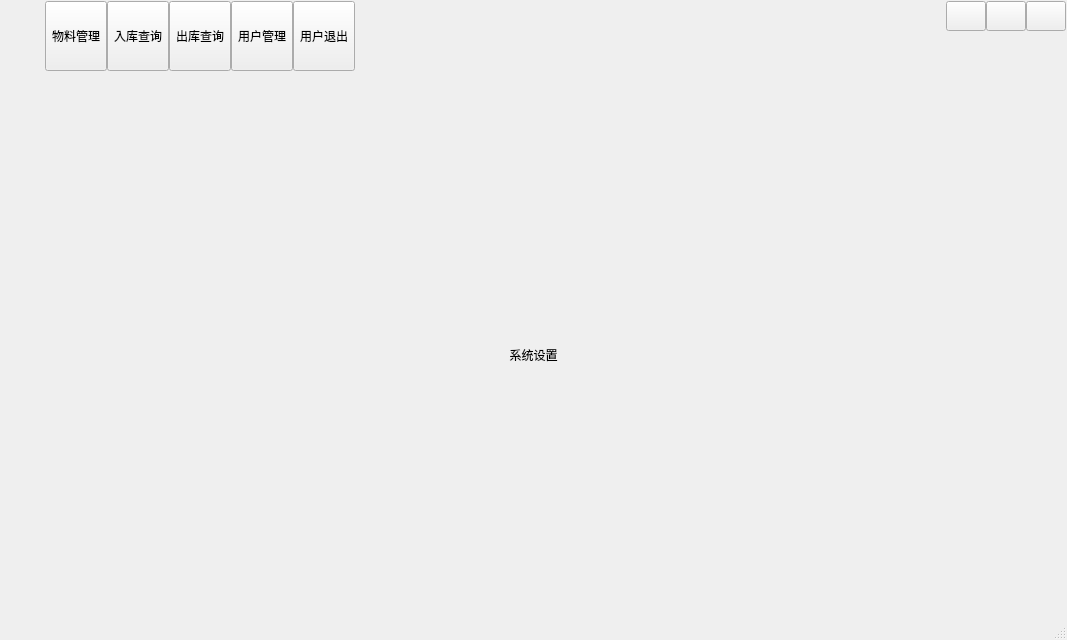
Qt form uidemo01.ui (heathen557/materialManagement) before a commit.
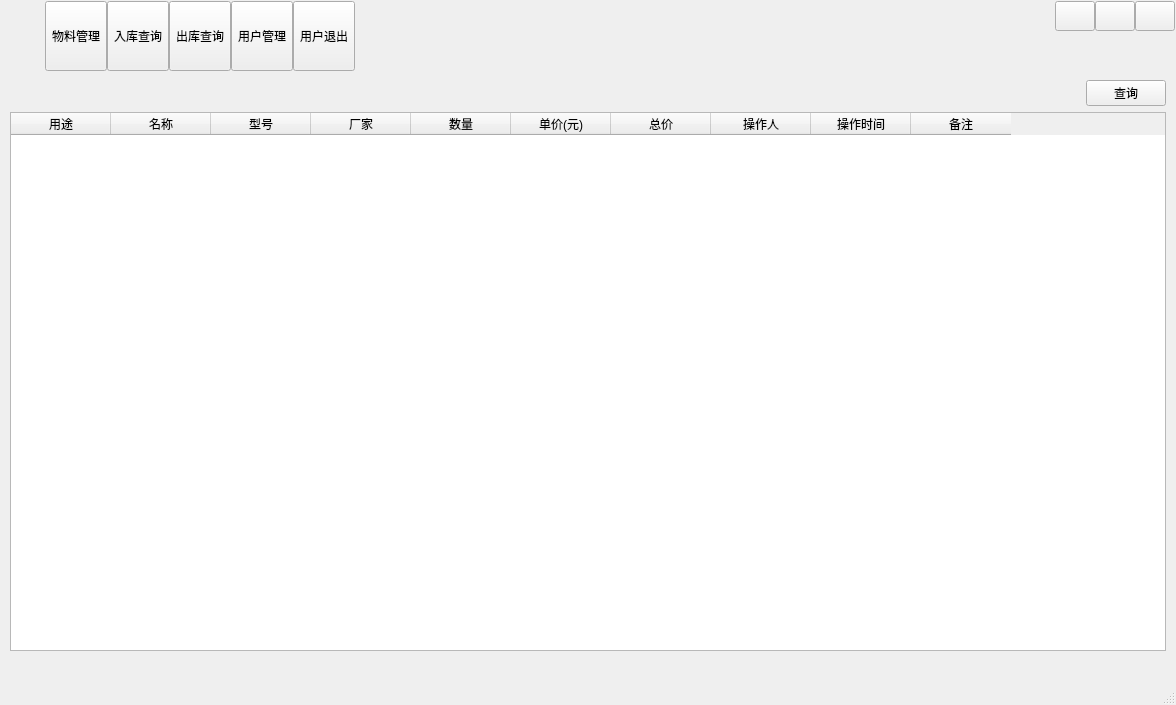
The same form after that commit. The open tabs and pages were chosen to show the change. Icons and pictures are not drawn.

Commit message: 1、入库查询功能完成

```diff
--- a/uidemo01.ui
+++ b/uidemo01.ui
@@ -6,10 +6,16 @@
    <rect>
     <x>0</x>
     <y>0</y>
-    <width>1067</width>
-    <height>640</height>
+    <width>1176</width>
+    <height>705</height>
    </rect>
   </property>
+  <property name="sizePolicy">
+   <sizepolicy hsizetype="Preferred" vsizetype="Preferred">
+    <horstretch>0</horstretch>
+    <verstretch>0</verstretch>
+   </sizepolicy>
+  </property>
   <property name="windowTitle">
    <string>Form</string>
   </property>
@@ -343,6 +349,12 @@
    </item>
    <item>
     <widget class="QStackedWidget" name="stackedWidget">
+     <property name="sizePolicy">
+      <sizepolicy hsizetype="Preferred" vsizetype="Preferred">
+       <horstretch>0</horstretch>
+       <verstretch>0</verstretch>
+      </sizepolicy>
+     </property>
      <property name="styleSheet">
       <string notr="true"/>
      </property>
@@ -512,14 +524,98 @@
       </layout>
      </widget>
      <widget class="QWidget" name="page2">
-      <layout class="QVBoxLayout" name="verticalLayout_3">
-       <item>
-        <widget class="QLabel" name="lab2">
-         <property name="text">
-          <string>系统设置</string>
+      <layout class="QGridLayout" name="gridLayout_3" rowstretch="1,14,1">
+       <item row="0" column="0">
+        <layout class="QHBoxLayout" name="horizontalLayout_5" stretch="5,0">
+         <item>
+          <spacer name="horizontalSpacer_5">
+           <property name="orientation">
+            <enum>Qt::Horizontal</enum>
+           </property>
+           <property name="sizeHint" stdset="0">
+            <size>
+             <width>918</width>
+             <height>20</height>
+            </size>
+           </property>
+          </spacer>
+         </item>
+         <item>
+          <widget class="QPushButton" name="inBoundQuery_pushButton">
+           <property name="text">
+            <string>查询</string>
+           </property>
+           <property name="autoDefault">
+            <bool>false</bool>
+           </property>
+          </widget>
+         </item>
+        </layout>
+       </item>
+       <item row="1" column="0">
+        <widget class="QTableWidget" name="inBound_tableWidget">
+         <property name="sizePolicy">
+          <sizepolicy hsizetype="Expanding" vsizetype="Expanding">
+           <horstretch>0</horstretch>
+           <verstretch>0</verstretch>
+          </sizepolicy>
          </property>
-         <property name="alignment">
-          <set>Qt::AlignCenter</set>
+         <column>
+          <property name="text">
+           <string>用途</string>
+          </property>
+         </column>
+         <column>
+          <property name="text">
+           <string>名称</string>
+          </property>
+         </column>
+         <column>
+          <property name="text">
+           <string>型号</string>
+          </property>
+         </column>
+         <column>
+          <property name="text">
+           <string>厂家</string>
+          </property>
+         </column>
+         <column>
+          <property name="text">
+           <string>数量</string>
+          </property>
+         </column>
+         <column>
+          <property name="text">
+           <string>单价(元)</string>
+          </property>
+         </column>
+         <column>
+          <property name="text">
+           <string>总价</string>
+          </property>
+         </column>
+         <column>
+          <property name="text">
+           <string>操作人</string>
+          </property>
+         </column>
+         <column>
+          <property name="text">
+           <string>操作时间</string>
+          </property>
+         </column>
+         <column>
+          <property name="text">
+           <string>备注</string>
+          </property>
+         </column>
+        </widget>
+       </item>
+       <item row="2" column="0">
+        <widget class="QWidget" name="inBound_pagewidget" native="true">
+         <property name="styleSheet">
+          <string notr="true">font: 10pt &quot;黑体&quot;;</string>
          </property>
         </widget>
        </item>
```
Left out of the diff: 8 changed lines with no effect on the pictures. The commit also changes 19 other files.
